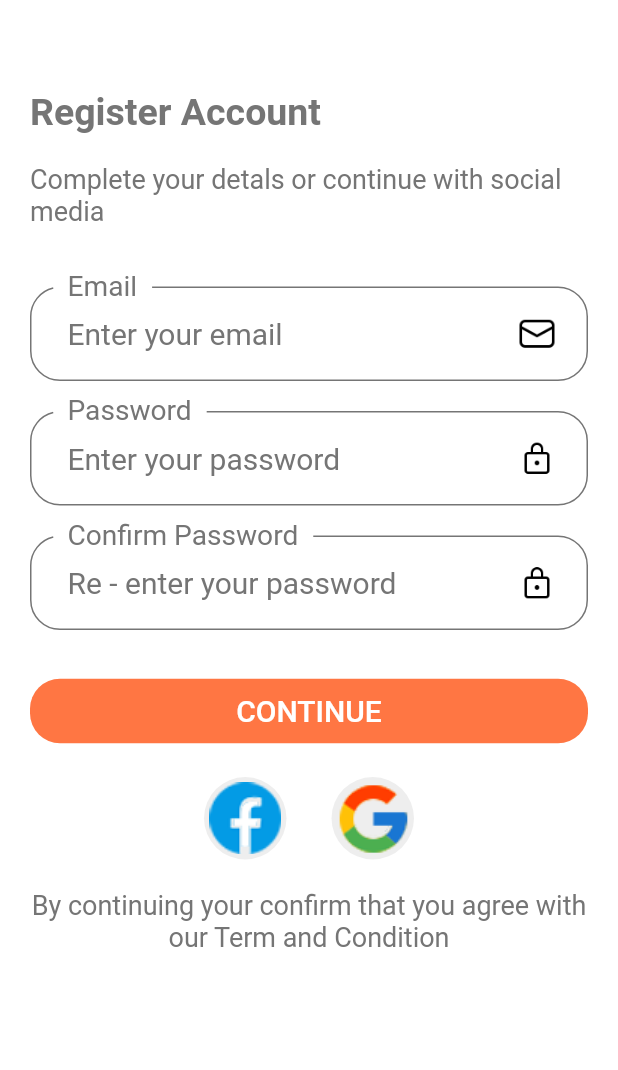
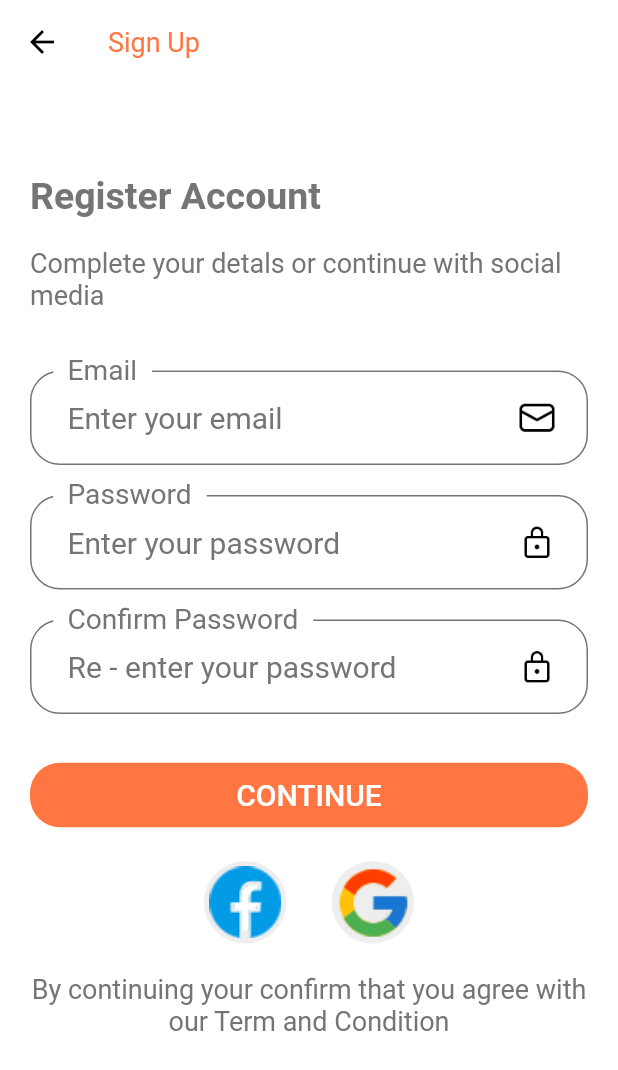
Before and after one commit to PhamChiNang151020/E-Commerce-App-Flutter-UI, a Flutter app: the SignInScreen screen opened by its route, after a tap on "SIGN IN", after a tap on "Sign Up", on a phone screen of 412 x 824 dp. Shown: the top 1070 px of the screen. Run offline on Flutter 3.47's test engine with Material 2 defaults, Android fonts, the phone set to English and light mode, and no system bars; Roboto replaces fonts that are missing (Kanit).

Commit message:
update code

```diff
--- a/ecommerce_app/lib/screen/auth/signin/SignInScreen.dart
+++ b/ecommerce_app/lib/screen/auth/signin/SignInScreen.dart
@@ -1,6 +1,6 @@
-import 'package:ecommerce_app/common/theme.dart';
 import 'package:flutter/material.dart';
 
+import '../../../common/constants.dart';
 import 'components/BodySignIn.dart';
 
 class SignInScreen extends StatelessWidget {
@@ -13,7 +13,9 @@ class SignInScreen extends StatelessWidget {
       // appBar: AppBar(
       //   title: Text(
       //     'Sign In',
-      //     style: TextStyle(fontSize: 30, color: Colors.black),
+      //     style: TextStyle(
+      //       color: defaultPrimaryColor,
+      //     ),
       //   ),
       // ),
       body: BodySignIn(),
--- a/ecommerce_app/lib/screen/auth/signin/components/BodySignIn.dart
+++ b/ecommerce_app/lib/screen/auth/signin/components/BodySignIn.dart
@@ -1,6 +1,5 @@
 import 'package:ecommerce_app/common/constants.dart';
 import 'package:ecommerce_app/screen/auth/signup/SignUpScreen.dart';
-import 'package:ecommerce_app/widget/DefaultButton.dart';
 import 'package:flutter/material.dart';
 
 import '../../../../widget/CartIcon.dart';
@@ -62,7 +61,8 @@ class _BodySignInState extends State<BodySignIn> {
                     ],
                   ),
                 ),
-                NoAccountText()
+                NoAccountText(),
+                SizedBox(height: 20),
               ],
             ),
           ),
--- a/ecommerce_app/lib/screen/auth/signin/components/FormSignIn.dart
+++ b/ecommerce_app/lib/screen/auth/signin/components/FormSignIn.dart
@@ -1,5 +1,3 @@
-import 'dart:ffi';
-
 import 'package:ecommerce_app/screen/HomePage.dart';
 import 'package:ecommerce_app/screen/auth/forgot/ForgotScreen.dart';
 import 'package:ecommerce_app/screen/splashScreen/splashScreen.dart';
@@ -130,14 +128,8 @@ class _SignInFormState extends State<SignInForm> {
       decoration: InputDecoration(
         labelText: "Password",
         hintText: "Enter your password",
-        labelStyle: TextStyle(
-          fontSize: 25,
-          color: textColor,
-        ),
-        hintStyle: TextStyle(
-          fontSize: 20,
-          color: textColor,
-        ),
+        labelStyle: styleLabel(),
+        hintStyle: styleHint(),
         floatingLabelBehavior: FloatingLabelBehavior.always,
         suffixIcon: Padding(
           padding: const EdgeInsets.only(right: 10),
@@ -184,17 +176,25 @@ class _SignInFormState extends State<SignInForm> {
       decoration: InputDecoration(
         labelText: "Email",
         hintText: "Enter your email",
-        labelStyle: TextStyle(
-          fontSize: 25,
-          color: textColor,
-        ),
-        hintStyle: TextStyle(
-          fontSize: 20,
-          color: textColor,
-        ),
+        labelStyle: styleLabel(),
+        hintStyle: styleHint(),
         floatingLabelBehavior: FloatingLabelBehavior.always,
         suffixIcon: CustomSuffixIcon(icon: 'assets/icon/mail.png'),
       ),
     );
   }
+
+  TextStyle styleHint() {
+    return TextStyle(
+      fontSize: 20,
+      color: textColor,
+    );
+  }
+
+  TextStyle styleLabel() {
+    return TextStyle(
+      fontSize: 25,
+      color: textColor,
+    );
+  }
 }
--- a/ecommerce_app/lib/screen/auth/signup/SignUpScreen.dart
+++ b/ecommerce_app/lib/screen/auth/signup/SignUpScreen.dart
@@ -10,6 +10,14 @@ class SignUpScreen extends StatelessWidget {
   @override
   Widget build(BuildContext context) {
     return Scaffold(
+      appBar: AppBar(
+        title: Text(
+          'Sign Up',
+          style: TextStyle(
+            color: defaultPrimaryColor,
+          ),
+        ),
+      ),
       body: BodySignUp(),
     );
   }
--- a/ecommerce_app/lib/screen/auth/signup/components/FormSignUp.dart
+++ b/ecommerce_app/lib/screen/auth/signup/components/FormSignUp.dart
@@ -3,10 +3,8 @@ import 'package:ecommerce_app/widget/DefaultButton.dart';
 import 'package:flutter/material.dart';
 
 import '../../../../common/constants.dart';
-import '../../../../helps/KeyBoardUtil.dart';
 import '../../../../widget/CustomSuffixIcon.dart';
 import '../../../../widget/FormError.dart';
-import '../../../HomePage.dart';
 
 class FormSignUp extends StatefulWidget {
   const FormSignUp({Key? key}) : super(key: key);
@@ -93,14 +91,8 @@ class _FormSignUpState extends State<FormSignUp> {
       decoration: InputDecoration(
         labelText: "Password",
         hintText: "Enter your password",
-        labelStyle: TextStyle(
-          fontSize: 25,
-          color: textColor,
-        ),
-        hintStyle: TextStyle(
-          fontSize: 20,
-          color: textColor,
-        ),
+        labelStyle: styleLabel(),
+        hintStyle: styleHint(),
         floatingLabelBehavior: FloatingLabelBehavior.always,
         suffixIcon: Padding(
           padding: const EdgeInsets.only(right: 10),
@@ -148,14 +140,8 @@ class _FormSignUpState extends State<FormSignUp> {
       decoration: InputDecoration(
         labelText: "Confirm Password",
         hintText: "Re - enter your password",
-        labelStyle: TextStyle(
-          fontSize: 25,
-          color: textColor,
-        ),
-        hintStyle: TextStyle(
-          fontSize: 20,
-          color: textColor,
-        ),
+        labelStyle: styleLabel(),
+        hintStyle: styleHint(),
         floatingLabelBehavior: FloatingLabelBehavior.always,
         suffixIcon: Padding(
           padding: const EdgeInsets.only(right: 10),
@@ -204,17 +190,25 @@ class _FormSignUpState extends State<FormSignUp> {
       decoration: InputDecoration(
         labelText: "Email",
         hintText: "Enter your email",
-        labelStyle: TextStyle(
-          fontSize: 25,
-          color: textColor,
-        ),
-        hintStyle: TextStyle(
-          fontSize: 20,
-          color: textColor,
-        ),
+        labelStyle: styleLabel(),
+        hintStyle: styleHint(),
         floatingLabelBehavior: FloatingLabelBehavior.always,
         suffixIcon: CustomSuffixIcon(icon: 'assets/icon/mail.png'),
       ),
     );
   }
+
+  TextStyle styleHint() {
+    return TextStyle(
+      fontSize: 20,
+      color: textColor,
+    );
+  }
+
+  TextStyle styleLabel() {
+    return TextStyle(
+      fontSize: 25,
+      color: textColor,
+    );
+  }
 }
--- a/ecommerce_app/lib/screen/splashScreen/components/SplashContent.dart
+++ b/ecommerce_app/lib/screen/splashScreen/components/SplashContent.dart
@@ -27,7 +27,7 @@ class SplashContent extends StatelessWidget {
           ),
         ),
         Padding(
-          padding: const EdgeInsets.only(top: 25, bottom: 40),
+          padding: const EdgeInsets.only(top: 25, bottom: 20),
           child: Text(text!.toUpperCase(),
               style: TextStyle(
                 fontSize: 20,
--- a/ecommerce_app/lib/screen/splashScreen/components/body.dart
+++ b/ecommerce_app/lib/screen/splashScreen/components/body.dart
@@ -25,7 +25,7 @@ class _BodySplashScreenState extends State<BodySplashScreen> {
       child: Column(
         children: [
           Expanded(
-            flex: 4,
+            flex: 3,
             child: PageView.builder(
               onPageChanged: (value) {
                 setState(() {
@@ -49,7 +49,6 @@ class _BodySplashScreenState extends State<BodySplashScreen> {
                     padding: const EdgeInsets.only(bottom: 30),
                     child: Row(
                       mainAxisAlignment: MainAxisAlignment.center,
-                      // crossAxisAlignment: CrossAxisAlignment.center,
                       children: List.generate(
                         splashData.length,
                         (index) => buildDot(index: index),
```
Also changed, not shown: ecommerce_app/lib/screen/HomePage.dart (+12 -1 lines), ecommerce_app/lib/screen/auth/completeAccount/components/FormComplete.dart (+22 -34 lines), ecommerce_app/lib/screen/auth/forgot/ForgotScreen.dart (+9 -0 lines).
